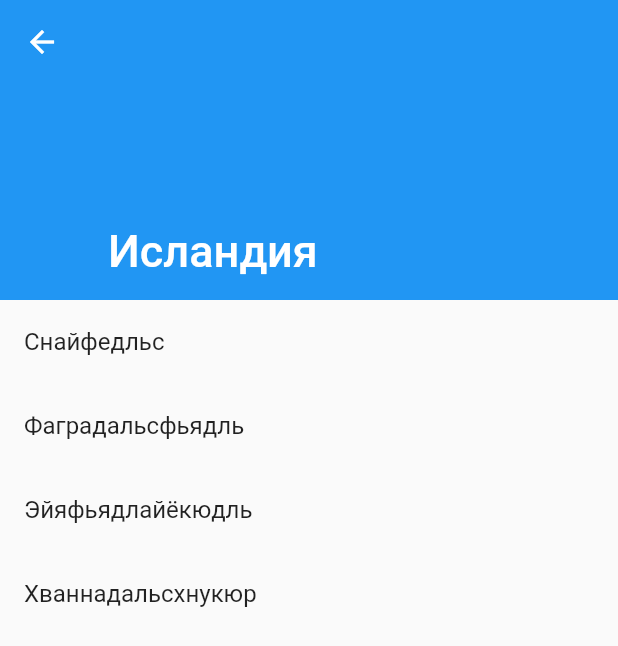
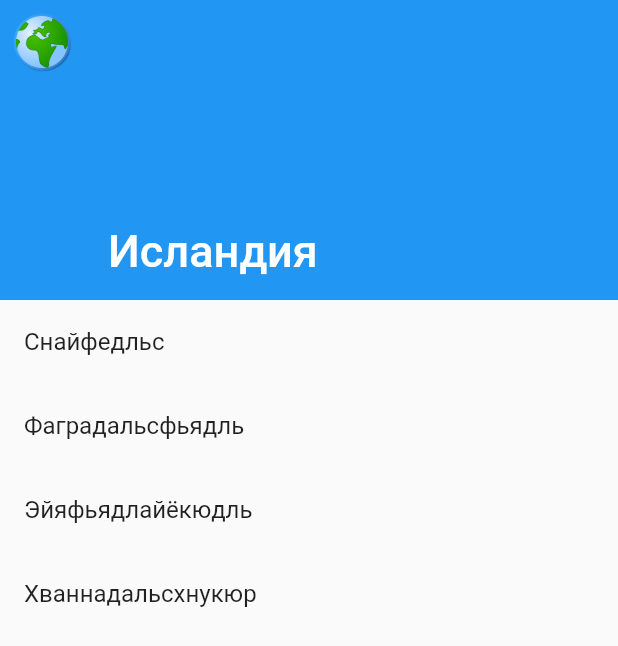
Before and after one commit to kltsv/s7hack, a Flutter app: the screen it shows after launch, on a phone screen of 412 x 824 dp. Shown: the top 646 px of the screen. Run offline on Flutter 3.47's test engine with Material 2 defaults, Android fonts, the phone set to English and light mode, and no system bars; our stand-ins replace freezed_annotation, hive, riverpod; accounts and stored records are empty; generated files the repository leaves out were written again.

Commit message:
HomeButton and HomePage.

```diff
--- a/lib/app/assets/assets.dart
+++ b/lib/app/assets/assets.dart
@@ -1,3 +1,5 @@
 class AppAssets {
   static const appName = 'S7Hack';
+
+  static const earthLogo = 'assets/earth_logo.png';
 }
--- a/lib/app/navigation/routes.dart
+++ b/lib/app/navigation/routes.dart
@@ -1,7 +1,7 @@
 import 'package:flutter/material.dart';
 import 'package:s7hack/domain/country/iceland_data.dart';
-import 'package:s7hack/ui/counter/counter_page.dart';
 import 'package:s7hack/ui/country/country_page.dart';
+import 'package:s7hack/ui/home/home_page.dart';
 
 class Routes {
   const Routes._();
@@ -9,8 +9,7 @@ class Routes {
   static const home = '/';
   static const country = '/country';
   static final table = <String, Route Function(RouteSettings)>{
-    Routes.home: (settings) =>
-        _defaultRoute(settings, (context) => CounterPage()),
+    Routes.home: (settings) => _defaultRoute(settings, (context) => HomePage()),
     Routes.country: (settings) =>
         _defaultRoute(settings, (context) => CountryPage(country: icelandData))
   };
--- /dev/null
+++ b/lib/ui/components/home_button.dart
@@ -0,0 +1,15 @@
+import 'package:flutter/material.dart';
+import 'package:s7hack/app/assets/assets.dart';
+import 'package:s7hack/app/di.dart';
+
+class HomeButton extends StatelessWidget {
+  const HomeButton({Key? key}) : super(key: key);
+
+  @override
+  Widget build(BuildContext context) {
+    return InkResponse(
+      child: Image.asset(AppAssets.earthLogo),
+      onTap: () => di.navigation.popToHome(),
+    );
+  }
+}
--- a/lib/ui/country/country_page.dart
+++ b/lib/ui/country/country_page.dart
@@ -1,5 +1,6 @@
 import 'package:flutter/material.dart';
 import 'package:s7hack/domain/country/models/country.dart';
+import 'package:s7hack/ui/components/home_button.dart';
 import 'package:s7hack/ui/country/level_item.dart';
 
 class CountryPage extends StatefulWidget {
@@ -18,9 +19,14 @@ class _CountryPageState extends State<CountryPage> {
   @override
   Widget build(BuildContext context) {
     return Scaffold(
-      body: CustomScrollView(
+      body: SafeArea(
+        child: CustomScrollView(
           slivers: <Widget>[
             SliverAppBar(
+              leading: Padding(
+                padding: const EdgeInsets.all(8.0),
+                child: const HomeButton(),
+              ),
               expandedHeight: 200,
               pinned: true,
               flexibleSpace: FlexibleSpaceBar(
@@ -35,6 +41,7 @@ class _CountryPageState extends State<CountryPage> {
             )
           ],
         ),
+      ),
     );
   }
 }
--- a/pubspec.yaml
+++ b/pubspec.yaml
@@ -25,3 +25,5 @@ dev_dependencies:
 
 flutter:
   uses-material-design: true
+  assets:
+    - assets/earth_logo.png
```
Also changed, not shown: lib/app/navigation/navigation.dart (+15 -11 lines), lib/ui/home/home_page.dart (added, +8 -0 lines), assets/earth_logo.png (added). Lines whose indentation alone changed are shown as unchanged.
